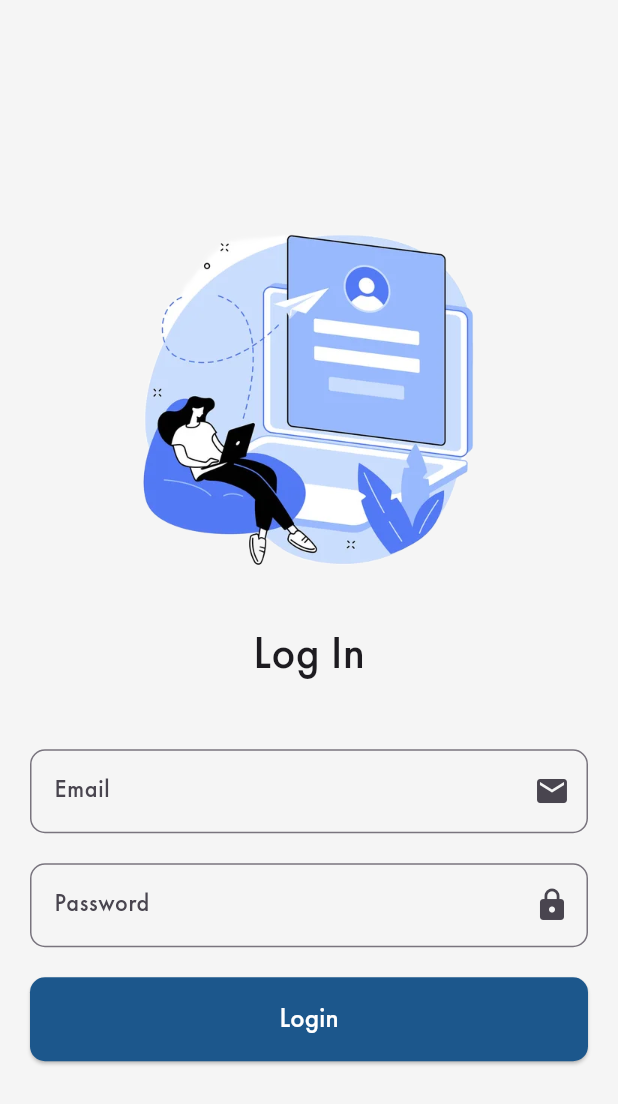
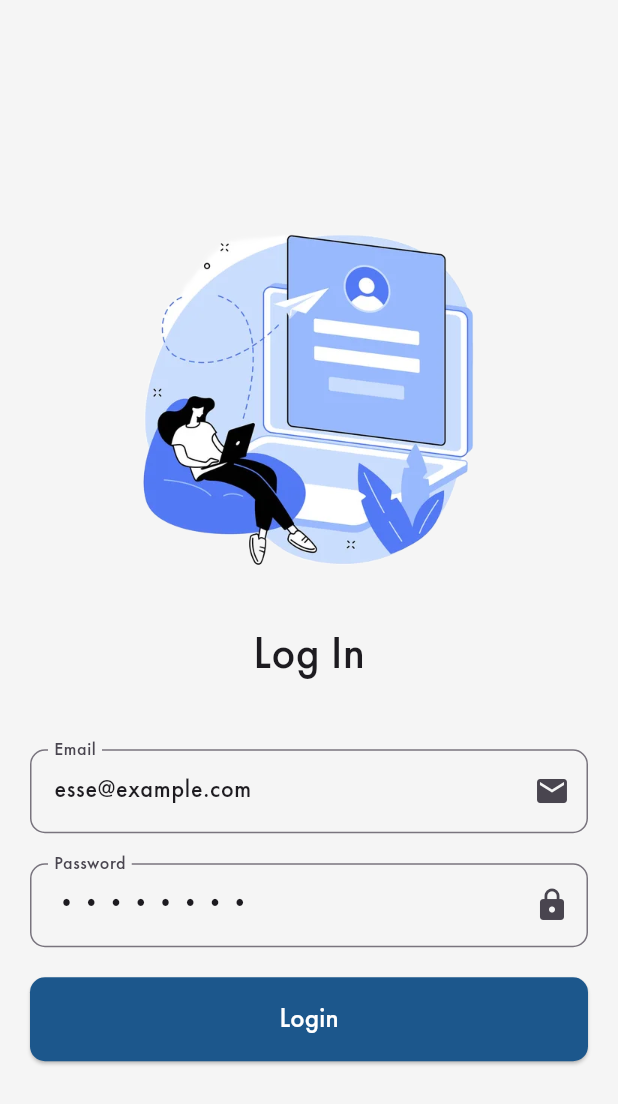
Before and after one commit to esse-jacques-dansomon/StudentManagementApp, a Flutter app: the SignInScreen screen opened by its route, on a phone screen of 412 x 824 dp. Shown: the top 1104 px of the screen. Run offline on Flutter 3.47's test engine with Material 3 defaults, Android fonts, the phone set to English and light mode, and no system bars; our stand-ins replace equatable, flutter_bloc, get_it, shared_preferences, shimmer; accounts and stored records are empty.

Commit message:
feat: Auth Bloc - add login function

```diff
--- a/lib/data/datasource/AppHttpClient.dart
+++ b/lib/data/datasource/AppHttpClient.dart
@@ -58,6 +58,7 @@ class AppHttpClient {
       token = sharedPreferences.getString(AppConstants.TOKEN) ?? '';
 
       final url = Uri.parse('$baseUrl$uri').replace(queryParameters: queryParameters);
+      print(url.toString());
       final response = await http.post(
         url,
         headers: _headers(),
--- a/lib/data/models/auth_response.dart
+++ b/lib/data/models/auth_response.dart
@@ -16,7 +16,7 @@ class AuthResponse {
         tokenType: tokenType ?? this.tokenType,
       );
 
-  factory AuthResponse.fromJson(Map<String, dynamic> json) => AuthResponse(
+  factory AuthResponse.fromJson(dynamic json) => AuthResponse(
     accessToken: json["accessToken"],
     tokenType: json["tokenType"],
   );
--- a/lib/ui/pages/auth/signin.screen.dart
+++ b/lib/ui/pages/auth/signin.screen.dart
@@ -12,8 +12,8 @@ class SignInScreen extends StatelessWidget {
   Widget build(BuildContext context) {
     final authenticationBloc = BlocProvider.of<AuthenticationBloc>(context);
     final formKey = GlobalKey<FormState>();
-    final emailController = TextEditingController();
-    final passwordController = TextEditingController();
+    final emailController = TextEditingController(text: "esse@example.com");
+    final passwordController = TextEditingController(text: "password");
 
 
     void sigIn() {
@@ -95,7 +95,7 @@ class SignInScreen extends StatelessWidget {
                     SizedBox(
                       width: double.infinity,
                       child:
-                          BlocBuilder<AuthenticationBloc, AuthenticationState>(
+                      BlocConsumer<AuthenticationBloc, AuthenticationState>(
                         builder: (context, state) {
                           if (state is AuthenticationInitial) {
                             return ElevatedButton(
@@ -120,16 +120,7 @@ class SignInScreen extends StatelessWidget {
                                   style: TextStyle(
                                       fontSize: 18, color: Colors.white)),
                             );
-                            ;
-                          } else if (state is Authenticated) {
-                             Navigator.pushReplacement(
-                                context,
-                                MaterialPageRoute(
-                                    builder: (context) => const HomeScreen()));
 
-                            return Center(
-                                child: Text(
-                                    'Authenticated Token: ${state.token}'));
                           } else if (state is AuthenticationFailure) {
                             return ElevatedButton(
                               onPressed: () {
@@ -153,11 +144,43 @@ class SignInScreen extends StatelessWidget {
                                   style: TextStyle(
                                       fontSize: 18, color: Colors.white)),
                             );
-                            ;
+                          } else if(state is AuthenticationLoading) {
+                            return ElevatedButton(
+                              onPressed: () {
+
+                              },
+                              style: ButtonStyle(
+                                backgroundColor: MaterialStateProperty.all(
+                                    AppColors.PRIMARY),
+                                padding: MaterialStateProperty.all(
+                                    const EdgeInsets.all(15)),
+                                shape: MaterialStateProperty.all<
+                                    RoundedRectangleBorder>(
+                                  RoundedRectangleBorder(
+                                    borderRadius: BorderRadius.circular(10),
+                                  ),
+                                ),
+                              ),
+                              child: const Text("Loading",
+                                  style: TextStyle(
+                                      fontSize: 18, color: Colors.white)),
+                            );
                           } else {
                             return const SizedBox.shrink();
                           }
-                        },
+                        }, listener: (BuildContext context, AuthenticationState state) {
+                          if (state is AuthenticationFailure) {
+                            ScaffoldMessenger.of(context)
+                               .showSnackBar(SnackBar(content: Text(state.message)));
+                          }else if (state is Authenticated) {
+                            ScaffoldMessenger.of(context)
+                               .showSnackBar(SnackBar(content: Text(state.token)));
+
+                             Navigator.of(context).pushReplacement(MaterialPageRoute(builder: (context) => const HomeScreen()));
+
+                          }
+
+                      },
                       ),
                     ),
                   ],
```
Also changed, not shown: lib/data/repositories/auth.repo.dart (+8 -5 lines).
